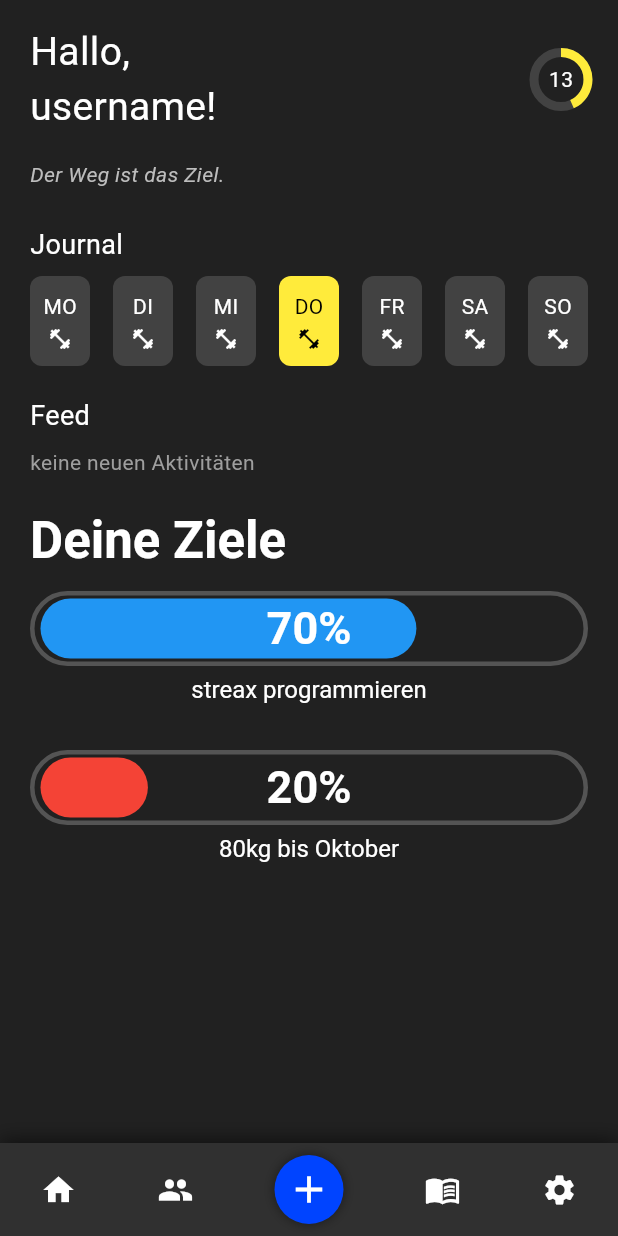
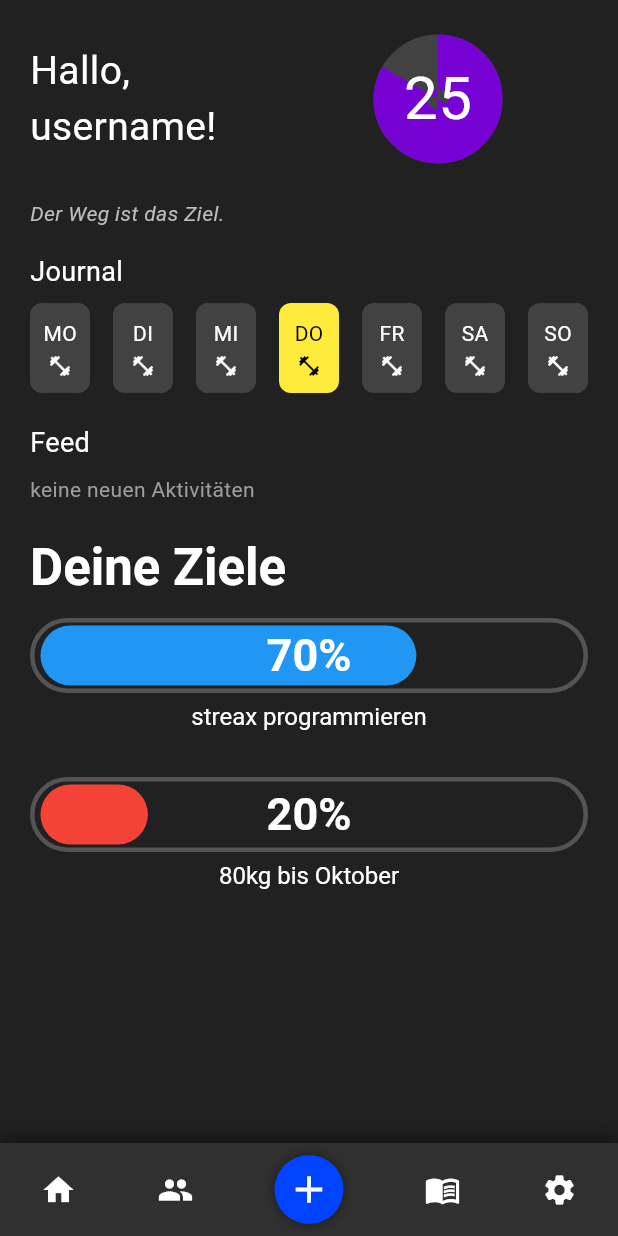
Before and after one commit to kenankusu/streax, a Flutter app: the screen it shows after launch, on a phone screen of 412 x 824 dp. Run offline on Flutter 3.47's test engine with Material 3 defaults, Android fonts, the phone set to English and light mode, and no system bars.

Commit message:
kopfzeile angepasst, streakAnzeige bearbeitet

```diff
--- a/lib/startseite.dart
+++ b/lib/startseite.dart
@@ -3,7 +3,7 @@ import 'widgets/fortschrittsbalken.dart';
 import 'widgets/kopfzeile.dart';
 
 class startseite extends StatelessWidget {
-  final int streakWert = 13;
+  final int streakWert = 25;
   final List<String> tage = ['MO', 'DI', 'MI', 'DO', 'FR', 'SA', 'SO'];
   final int aktuellerTagIndex = 3; // Donnerstag
 
@@ -56,8 +56,7 @@ class startseite extends StatelessWidget {
             crossAxisAlignment: CrossAxisAlignment.start,
             children: [
               Kopfzeile(username: "username", streakWert: streakWert),
-              SizedBox(height: 24),
-              // Wochentage
+              SizedBox(height: 16),
               Text(
                 "Journal",
                 style: TextStyle(color: Colors.white, fontSize: 18),
--- a/lib/widgets/kopfzeile.dart
+++ b/lib/widgets/kopfzeile.dart
@@ -34,6 +34,37 @@ class _KopfzeileState extends State<Kopfzeile> {
     });
   }
 
+  Widget Willkommen() {
+    return Text(
+      "Hallo,\n${widget.username}!",
+      style: TextStyle(color: Colors.white, fontSize: 26),
+    );
+  }
+
+  Widget streakAnzeige(double progress) {
+    return SizedBox(
+      width: 200,
+      height: 100,
+      child: Stack(
+        alignment: Alignment.center,
+        children: [
+          CircularProgressIndicator(
+            value: progress, // Fortschrittswert wird übergeben
+            strokeWidth: 50,
+            valueColor: AlwaysStoppedAnimation<Color>(
+              const Color.fromARGB(255, 118, 3, 212),
+            ),
+            backgroundColor: Colors.grey[800],
+          ),
+          Text(
+            '${widget.streakWert}',
+            style: TextStyle(color: Colors.white, fontSize: 40),
+          ),
+        ],
+      ),
+    );
+  }
+
   @override
   Widget build(BuildContext context) {
     return Column(
@@ -41,27 +72,7 @@ class _KopfzeileState extends State<Kopfzeile> {
       children: [
         Row(
           mainAxisAlignment: MainAxisAlignment.spaceBetween,
-          children: [
-            Text(
-              "Hallo,\n${widget.username}!",
-              style: TextStyle(color: Colors.white, fontSize: 26),
-            ),
-            Stack(
-              alignment: Alignment.center,
-              children: [
-                CircularProgressIndicator(
-                  value: widget.streakWert / 30,
-                  strokeWidth: 6,
-                  valueColor: AlwaysStoppedAnimation<Color>(Colors.yellow),
-                  backgroundColor: Colors.grey[800],
-                ),
-                Text(
-                  '${widget.streakWert}',
-                  style: TextStyle(color: Colors.white),
-                ),
-              ],
-            ),
-          ],
+          children: [Willkommen(), streakAnzeige(widget.streakWert / 30)],
         ),
         SizedBox(height: 16),
         Text(
```
